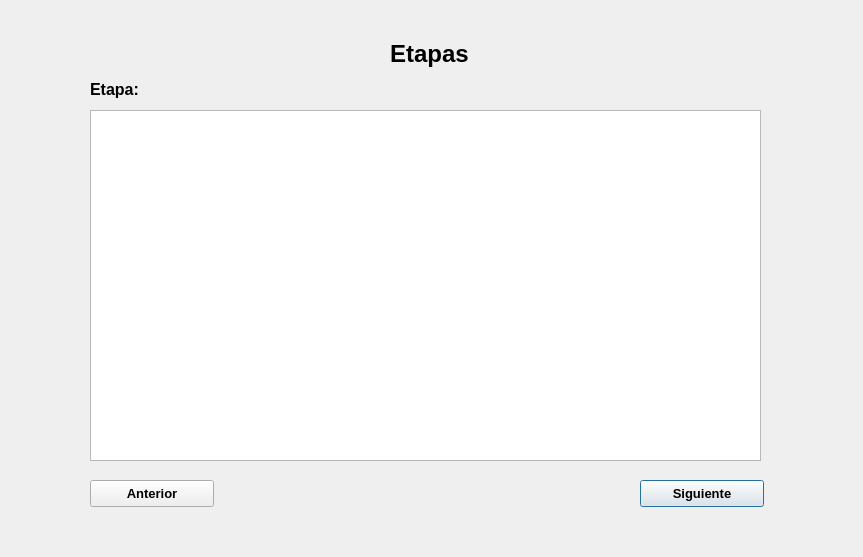
First picture: the form in UI/ketapas.ui, repository dhoyoso/AnalisisNumerico, before the edit.
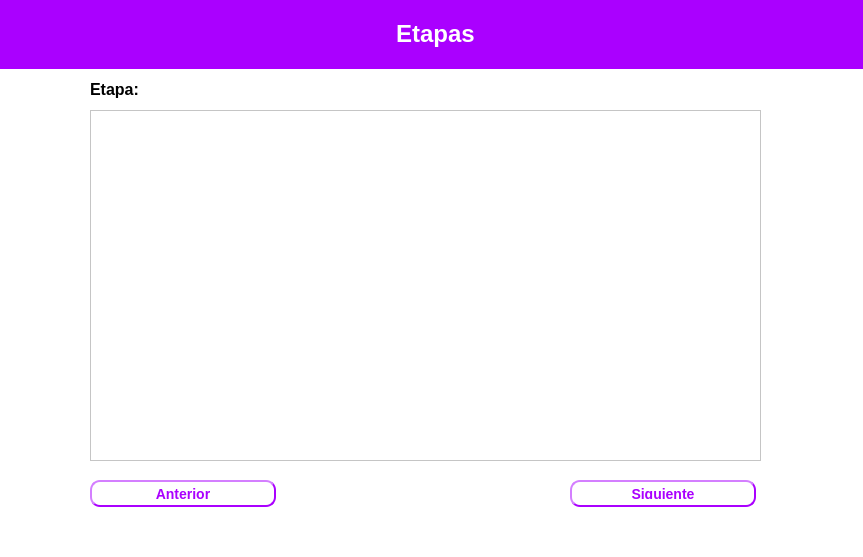
Second picture: the form after the edit.

The edit to the form file:
```diff
--- a/UI/ketapas.ui
+++ b/UI/ketapas.ui
@@ -13,6 +13,9 @@
   <property name="windowTitle">
    <string>Dialog</string>
   </property>
+  <property name="styleSheet">
+   <string notr="true">background-color: rgb(255, 255, 255);</string>
+  </property>
   <widget class="QTableWidget" name="tableWidget">
    <property name="geometry">
     <rect>
@@ -26,19 +29,30 @@
   <widget class="QPushButton" name="siguiente">
    <property name="geometry">
     <rect>
-     <x>640</x>
+     <x>570</x>
      <y>480</y>
-     <width>124</width>
+     <width>186</width>
      <height>27</height>
     </rect>
    </property>
    <property name="font">
     <font>
-     <pointsize>10</pointsize>
+     <pointsize>-1</pointsize>
      <weight>75</weight>
+     <italic>false</italic>
      <bold>true</bold>
     </font>
    </property>
+   <property name="styleSheet">
+    <string notr="true">color: rgb(170, 0, 255);
+	border-width: 2px;
+    border-style: outset;
+    border-radius: 10px;
+    border-color:rgb(170, 0, 255);
+    font: bold 14px;
+    min-width: 10em;
+    padding: 6px;</string>
+   </property>
    <property name="text">
     <string>Siguiente</string>
    </property>
@@ -61,19 +75,6 @@
     <string>&lt;html&gt;&lt;head/&gt;&lt;body&gt;&lt;p&gt;&lt;span style=&quot; font-weight:600;&quot;&gt;Etapa:&lt;/span&gt;&lt;/p&gt;&lt;/body&gt;&lt;/html&gt;</string>
    </property>
   </widget>
-  <widget class="QLabel" name="label">
-   <property name="geometry">
-    <rect>
-     <x>9</x>
-     <y>40</y>
-     <width>841</width>
-     <height>29</height>
-    </rect>
-   </property>
-   <property name="text">
-    <string>&lt;html&gt;&lt;head/&gt;&lt;body&gt;&lt;p align=&quot;center&quot;&gt;&lt;span style=&quot; font-size:18pt; font-weight:600;&quot;&gt;Etapas&lt;/span&gt;&lt;/p&gt;&lt;/body&gt;&lt;/html&gt;</string>
-   </property>
-  </widget>
   <widget class="QLabel" name="etapa">
    <property name="geometry">
     <rect>
@@ -97,21 +98,48 @@
     <rect>
      <x>90</x>
      <y>480</y>
-     <width>124</width>
+     <width>186</width>
      <height>27</height>
     </rect>
    </property>
    <property name="font">
     <font>
-     <pointsize>10</pointsize>
+     <pointsize>-1</pointsize>
      <weight>75</weight>
+     <italic>false</italic>
      <bold>true</bold>
     </font>
    </property>
+   <property name="styleSheet">
+    <string notr="true">color: rgb(170, 0, 255);
+	border-width: 2px;
+    border-style: outset;
+    border-radius: 10px;
+    border-color:rgb(170, 0, 255);
+    font: bold 14px;
+    min-width: 10em;
+    padding: 6px;</string>
+   </property>
    <property name="text">
     <string>Anterior</string>
    </property>
   </widget>
+  <widget class="QLabel" name="label_2">
+   <property name="geometry">
+    <rect>
+     <x>0</x>
+     <y>0</y>
+     <width>871</width>
+     <height>69</height>
+    </rect>
+   </property>
+   <property name="styleSheet">
+    <string notr="true">background-color: rgb(170, 0, 255);</string>
+   </property>
+   <property name="text">
+    <string>&lt;html&gt;&lt;head/&gt;&lt;body&gt;&lt;p align=&quot;center&quot;&gt;&lt;span style=&quot; font-size:18pt; font-weight:600; color:#ffffff;&quot;&gt;Etapas&lt;/span&gt;&lt;/p&gt;&lt;/body&gt;&lt;/html&gt;</string>
+   </property>
+  </widget>
  </widget>
  <resources/>
  <connections/>
```
